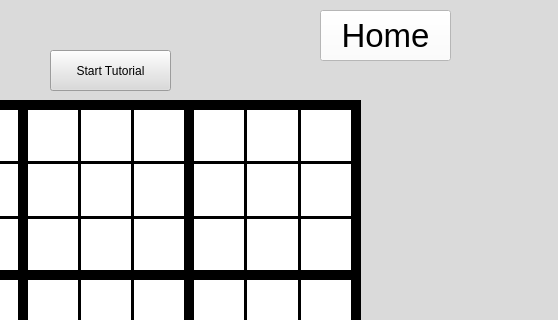
Above: Sudoku/mainwindow.ui from UofU-CS3505/cs3505-assignment9-AveryBroadbent before the change; both pictures show x 280 to 838 and y 0 to 320 of the 838 by 730 pixel window. Below: the same form after it.
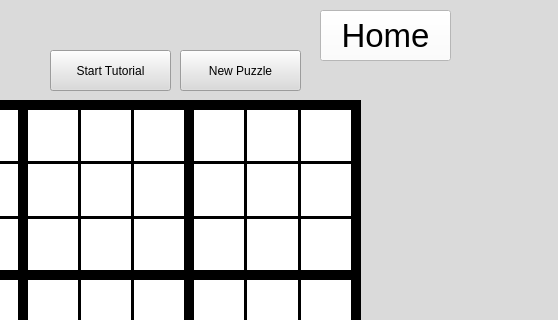
That is the form after the change. Icons and pictures are not drawn. Custom widgets are drawn as their Qt base class.

Commit message: Implimented a button to update when clicked

What changed in the file:
```diff
--- a/Sudoku/mainwindow.ui
+++ b/Sudoku/mainwindow.ui
@@ -2445,6 +2445,19 @@
        <string>Note Mode</string>
       </property>
      </widget>
+     <widget class="QPushButton" name="newPuzzleButton">
+      <property name="geometry">
+       <rect>
+        <x>460</x>
+        <y>50</y>
+        <width>121</width>
+        <height>41</height>
+       </rect>
+      </property>
+      <property name="text">
+       <string>New Puzzle</string>
+      </property>
+     </widget>
     </widget>
     <widget class="QWidget" name="Intro2">
      <widget class="QLabel" name="label_7">
```
Left out of the diff: 2 changed lines with no effect on the pictures. The commit also changes 3 other files.
